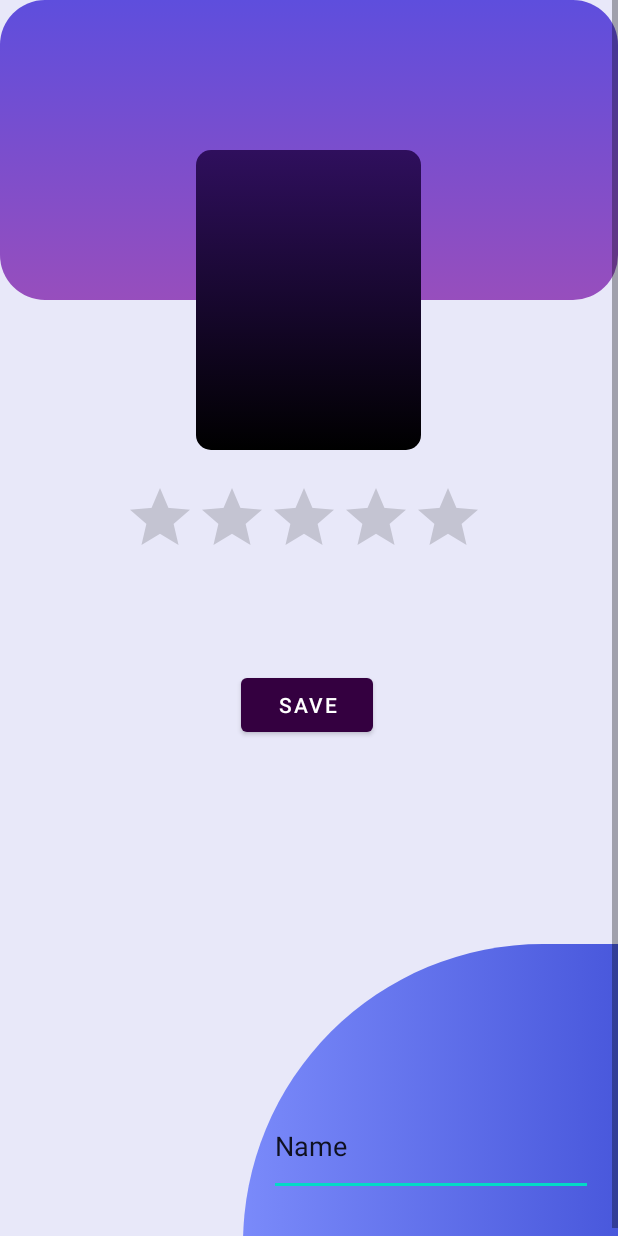
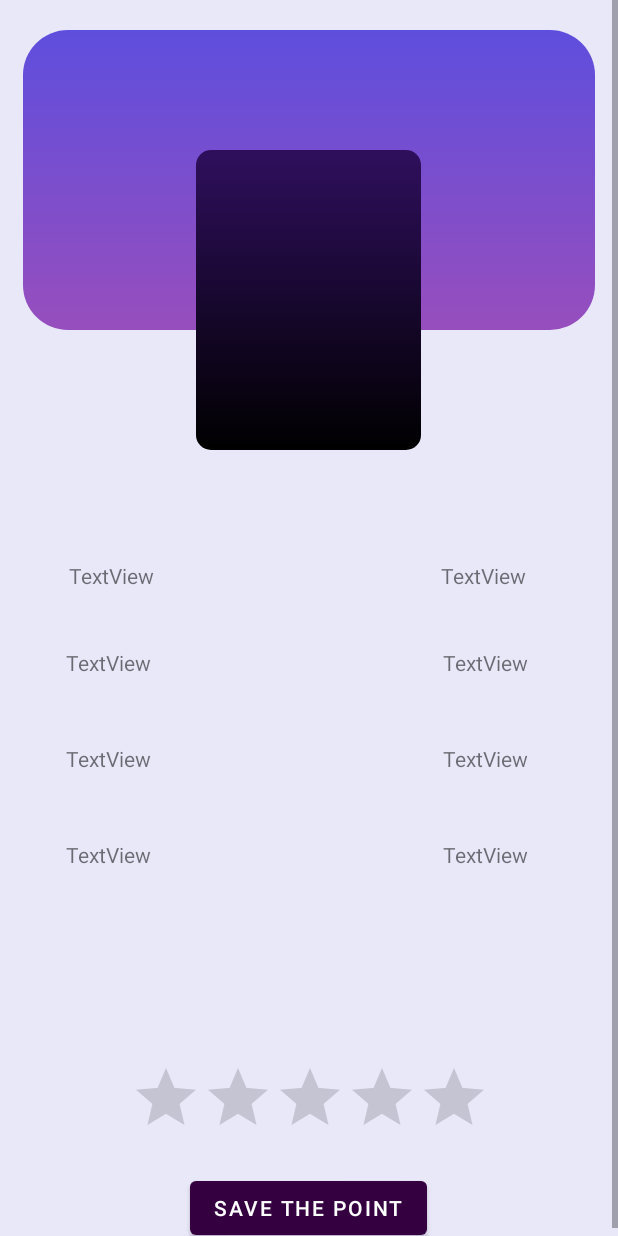
Before and after one commit to FatihUtkuKara/TVSeries, an Android app: the DetailActivity screen opened directly, with no data from a screen before it, on a phone screen of 412 x 824 dp. Run offline under Robolectric (Android 15) with nearby library versions, the phone set to English and light mode, and no system bars.

Commit message:
detail activity design

```diff
--- a/app/src/main/java/com/example/tvseries/SeriesActivity.kt
+++ b/app/src/main/java/com/example/tvseries/SeriesActivity.kt
@@ -19,7 +19,7 @@ class SeriesActivity : AppCompatActivity() {
 
         rv.setHasFixedSize(true)
 
-        rv.layoutManager = StaggeredGridLayoutManager(1,StaggeredGridLayoutManager.VERTICAL)
+        rv.layoutManager = StaggeredGridLayoutManager(2,StaggeredGridLayoutManager.VERTICAL)
 
         val i1 = Series(1,"peaky")
         val i2 = Series(2,"peaky")
--- a/app/src/main/res/layout/activity_detail.xml
+++ b/app/src/main/res/layout/activity_detail.xml
@@ -25,90 +25,145 @@
                 android:layout_width="match_parent"
                 android:layout_height="829dp">
 
+                <TextView
+                    android:id="@+id/textView9"
+                    android:layout_width="wrap_content"
+                    android:layout_height="wrap_content"
+                    android:layout_marginTop="340dp"
+                    android:layout_marginEnd="60dp"
+                    android:text="TextView"
+                    app:layout_constraintEnd_toEndOf="parent"
+                    app:layout_constraintTop_toBottomOf="@+id/imageView5" />
+
+                <TextView
+                    android:id="@+id/textView8"
+                    android:layout_width="wrap_content"
+                    android:layout_height="wrap_content"
+                    android:layout_marginTop="276dp"
+                    android:layout_marginEnd="60dp"
+                    android:text="TextView"
+                    app:layout_constraintEnd_toEndOf="parent"
+                    app:layout_constraintTop_toBottomOf="@+id/imageView5" />
+
+                <TextView
+                    android:id="@+id/textView7"
+                    android:layout_width="wrap_content"
+                    android:layout_height="wrap_content"
+                    android:layout_marginTop="212dp"
+                    android:layout_marginEnd="60dp"
+                    android:text="TextView"
+                    app:layout_constraintEnd_toEndOf="parent"
+                    app:layout_constraintTop_toBottomOf="@+id/imageView5" />
+
+                <TextView
+                    android:id="@+id/textView6"
+                    android:layout_width="wrap_content"
+                    android:layout_height="wrap_content"
+                    android:layout_marginTop="154dp"
+                    android:layout_marginEnd="61dp"
+                    android:text="TextView"
+                    app:layout_constraintEnd_toEndOf="parent"
+                    app:layout_constraintTop_toBottomOf="@+id/imageView5" />
+
+                <TextView
+                    android:id="@+id/textView5"
+                    android:layout_width="wrap_content"
+                    android:layout_height="wrap_content"
+                    android:layout_marginStart="44dp"
+                    android:layout_marginTop="340dp"
+                    android:text="TextView"
+                    app:layout_constraintStart_toStartOf="parent"
+                    app:layout_constraintTop_toBottomOf="@+id/imageView5" />
+
+                <TextView
+                    android:id="@+id/textView3"
+                    android:layout_width="wrap_content"
+                    android:layout_height="wrap_content"
+                    android:layout_marginStart="44dp"
+                    android:layout_marginTop="276dp"
+                    android:text="TextView"
+                    app:layout_constraintStart_toStartOf="parent"
+                    app:layout_constraintTop_toBottomOf="@+id/imageView5" />
+
+                <TextView
+                    android:id="@+id/textView2"
+                    android:layout_width="wrap_content"
+                    android:layout_height="wrap_content"
+                    android:layout_marginStart="44dp"
+                    android:layout_marginTop="212dp"
+                    android:text="TextView"
+                    app:layout_constraintStart_toStartOf="parent"
+                    app:layout_constraintTop_toBottomOf="@+id/imageView5" />
+
                 <ImageView
                     android:id="@+id/imageView5"
                     android:layout_width="match_parent"
                     android:layout_height="200dp"
+                    android:layout_marginStart="15dp"
+                    android:layout_marginTop="20dp"
+                    android:layout_marginEnd="15dp"
                     app:layout_constraintBottom_toBottomOf="parent"
                     app:layout_constraintEnd_toEndOf="parent"
-                    app:layout_constraintHorizontal_bias="0.0"
                     app:layout_constraintStart_toStartOf="parent"
                     app:layout_constraintTop_toTopOf="parent"
                     app:layout_constraintVertical_bias="0.0"
                     app:srcCompat="@drawable/top_background_gradient" />
 
                 <ImageView
-                    android:id="@+id/imageView13"
-                    android:layout_width="250dp"
-                    android:layout_height="200dp"
-                    app:layout_constraintBottom_toBottomOf="parent"
-                    app:layout_constraintEnd_toEndOf="parent"
-                    app:layout_constraintHorizontal_bias="1.0"
-                    app:layout_constraintStart_toStartOf="parent"
-                    app:layout_constraintTop_toTopOf="parent"
-                    app:layout_constraintVertical_bias="1.0"
-                    app:srcCompat="@drawable/bottom_background_gradient" />
-
-                <ImageView
                     android:id="@+id/imageView15"
                     android:layout_width="150dp"
                     android:layout_height="200dp"
-                    android:layout_marginTop="100dp"
+                    android:layout_marginTop="80dp"
                     app:layout_constraintEnd_toEndOf="parent"
                     app:layout_constraintHorizontal_bias="0.498"
                     app:layout_constraintStart_toStartOf="parent"
                     app:layout_constraintTop_toTopOf="@+id/imageView5"
                     app:srcCompat="@drawable/rv_background" />
 
-                <EditText
-                    android:id="@+id/editTextTextPersonName2"
-                    android:layout_width="216dp"
-                    android:layout_height="66dp"
-                    android:ems="10"
-                    android:inputType="textPersonName"
-                    android:text="Name"
-                    app:layout_constraintBottom_toBottomOf="@+id/imageView13"
-                    app:layout_constraintEnd_toEndOf="@+id/imageView13"
-                    app:layout_constraintStart_toStartOf="@+id/imageView13"
-                    app:layout_constraintTop_toTopOf="@+id/imageView13"
-                    app:layout_constraintVertical_bias="0.761" />
-
                 <RatingBar
                     android:id="@+id/ratingBar"
                     android:layout_width="wrap_content"
                     android:layout_height="wrap_content"
-                    android:layout_marginStart="82dp"
-                    android:layout_marginTop="21dp"
-                    android:layout_marginEnd="89dp"
+                    android:layout_marginStart="85dp"
+                    android:layout_marginEnd="85dp"
+                    android:layout_marginBottom="16dp"
+                    app:layout_constraintBottom_toTopOf="@+id/saveNps"
                     app:layout_constraintEnd_toEndOf="parent"
-                    app:layout_constraintStart_toStartOf="parent"
-                    app:layout_constraintTop_toBottomOf="@+id/imageView15" />
+                    app:layout_constraintHorizontal_bias="1.0"
+                    app:layout_constraintStart_toStartOf="parent" />
 
                 <Button
                     android:id="@+id/saveNps"
                     android:layout_width="wrap_content"
                     android:layout_height="wrap_content"
-                    android:layout_marginStart="157dp"
-                    android:layout_marginTop="67dp"
-                    android:layout_marginEnd="160dp"
-                    android:text="Save"
+                    android:layout_marginStart="160dp"
+                    android:layout_marginEnd="161dp"
+                    android:text="Save the point"
+                    app:layout_constraintBottom_toBottomOf="parent"
                     app:layout_constraintEnd_toEndOf="parent"
-                    app:layout_constraintStart_toStartOf="parent"
-                    app:layout_constraintTop_toBottomOf="@+id/ratingBar" />
+                    app:layout_constraintStart_toStartOf="parent" />
 
                 <TextView
                     android:id="@+id/point"
                     android:layout_width="80dp"
                     android:layout_height="wrap_content"
-                    android:layout_marginStart="179dp"
-                    android:layout_marginEnd="152dp"
-                    android:layout_marginBottom="274dp"
-                    app:layout_constraintBottom_toBottomOf="parent"
+                    android:layout_marginTop="9dp"
+                    android:textColor="#000000"
+                    android:textSize="15sp"
+                    android:textStyle="bold"
                     app:layout_constraintEnd_toEndOf="parent"
                     app:layout_constraintStart_toStartOf="parent"
-                    android:textColor="#000000"
-                    android:textSize="15sp"
-                    android:textStyle="bold"/>
+                    app:layout_constraintTop_toBottomOf="@+id/imageView15" />
+
+                <TextView
+                    android:id="@+id/textView"
+                    android:layout_width="wrap_content"
+                    android:layout_height="wrap_content"
+                    android:layout_marginStart="46dp"
+                    android:layout_marginTop="154dp"
+                    android:text="TextView"
+                    app:layout_constraintStart_toStartOf="parent"
+                    app:layout_constraintTop_toBottomOf="@+id/imageView5" />
             </androidx.constraintlayout.widget.ConstraintLayout>
 
         </LinearLayout>
--- a/app/src/main/res/layout/activity_films.xml
+++ b/app/src/main/res/layout/activity_films.xml
@@ -4,7 +4,9 @@
     xmlns:tools="http://schemas.android.com/tools"
     android:layout_width="match_parent"
     android:layout_height="match_parent"
-    tools:context=".SeriesActivity">
+    tools:context=".SeriesActivity"
+    android:background="@drawable/background"
+    >
 
     <androidx.recyclerview.widget.RecyclerView
         android:id="@+id/seriesRv"
--- a/app/src/main/res/layout/series_cardview.xml
+++ b/app/src/main/res/layout/series_cardview.xml
@@ -2,20 +2,21 @@
 <LinearLayout xmlns:android="http://schemas.android.com/apk/res/android"
     xmlns:app="http://schemas.android.com/apk/res-auto"
     xmlns:tools="http://schemas.android.com/tools"
-    android:layout_width="match_parent"
+    android:layout_width="wrap_content"
     android:layout_height="wrap_content"
     android:orientation="vertical">
 
     <androidx.cardview.widget.CardView
         android:id="@+id/seriesCardView"
-        android:layout_width="match_parent"
-        android:layout_height="150dp"
-        android:background="#5e3bee">
+        android:layout_width="wrap_content"
+        android:layout_height="wrap_content"
+        >
 
         <androidx.constraintlayout.widget.ConstraintLayout
             android:layout_width="match_parent"
             android:layout_height="match_parent"
-            android:background="#5e3bee">
+            android:background="#00FFFFFF"
+            android:gravity="center">
 
             <ImageView
                 android:id="@+id/series_card_image"
```
